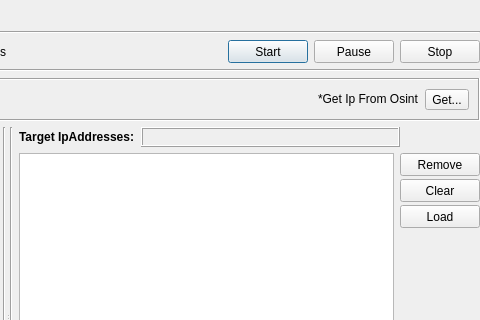
This is gui/src/engines/ip/Ip.ui in 3nock/OTE as Qt 5 draws it before an edit; both pictures show x 370 to 850 and y 0 to 320 of the 850 by 538 pixel window. The edited form follows.
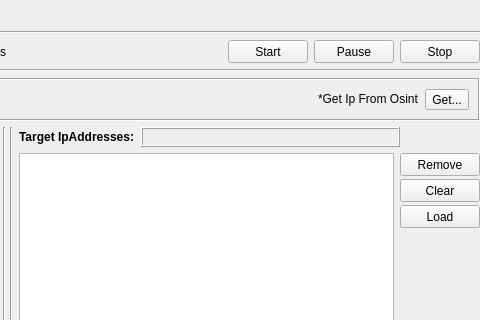
This is the edited form.

Diff of the .ui file:
```diff
--- a/gui/src/engines/ip/Ip.ui
+++ b/gui/src/engines/ip/Ip.ui
@@ -1,7 +1,7 @@
 <?xml version="1.0" encoding="UTF-8"?>
 <ui version="4.0">
  <class>Ip</class>
- <widget class="QDialog" name="Ip">
+ <widget class="QWidget" name="Ip">
   <property name="geometry">
    <rect>
     <x>0</x>
```
Left out of the diff: 2 changed lines with no effect on the pictures.
